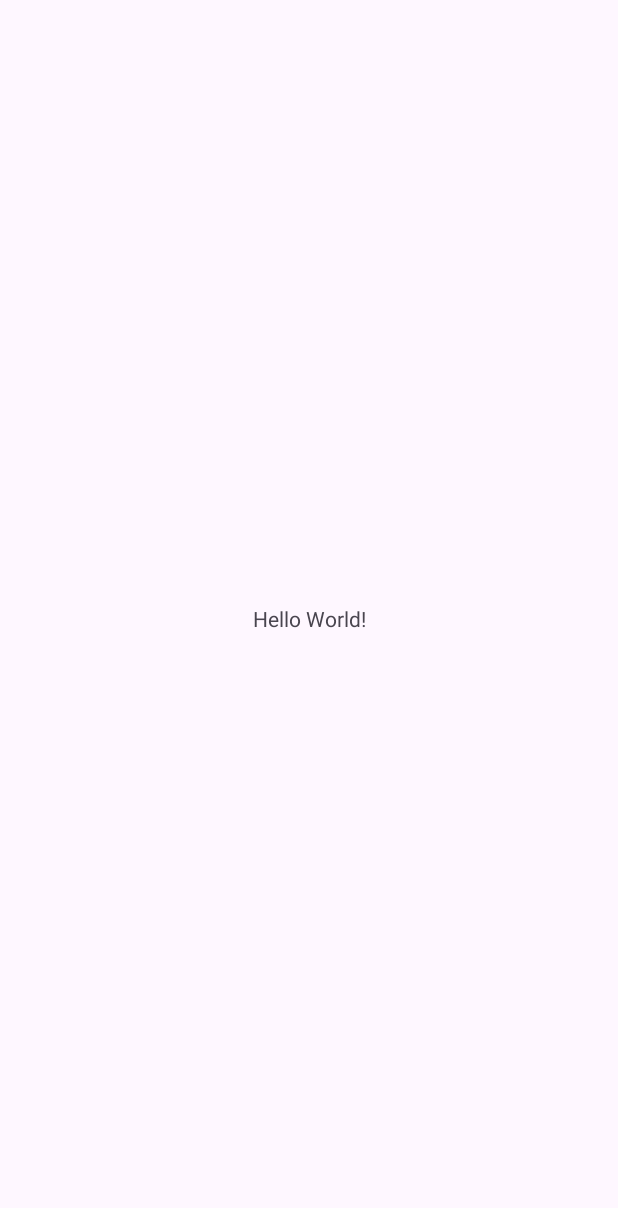
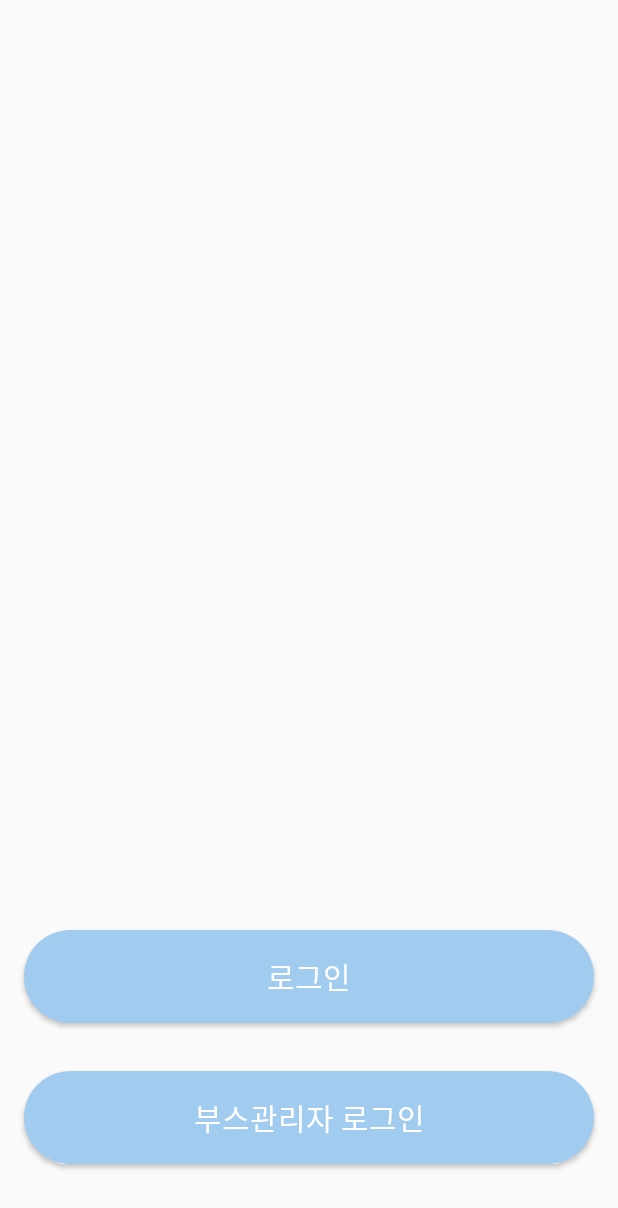
Before and after one commit to BBTeamGo/BBTeamGo, an Android app: the screen it shows after launch (MainActivity), on a phone screen of 412 x 824 dp. Before the commit the part shown is almost empty. Shown: the top 1208 px of the screen. Run offline under Robolectric (Android 15) with nearby library versions, the phone set to English and light mode, and no system bars.

Commit message:
Blue Button Theme

```diff
--- /dev/null
+++ b/app/src/main/res/drawable/bluebutton.xml
@@ -0,0 +1,9 @@
+<?xml version="1.0" encoding="utf-8"?>
+<shape xmlns:android="http://schemas.android.com/apk/res/android" android:shape="rectangle">
+
+    <corners android:radius="250dp" />
+
+    <solid
+        android:color="#A2CBF0"/>
+
+</shape>
--- a/app/src/main/res/layout/activity_main.xml
+++ b/app/src/main/res/layout/activity_main.xml
@@ -6,13 +6,30 @@
     android:layout_height="match_parent"
     tools:context=".MainActivity">
 
-    <TextView
-        android:layout_width="wrap_content"
-        android:layout_height="wrap_content"
-        android:text="Hello World!"
+    <Button
+        android:id="@+id/BoothLogin_Button"
+        style="@style/ButtonStyle"
+        android:text="부스관리자 로그인"
+        android:layout_width="match_parent"
+        android:layout_height="62dp"
+        android:layout_marginStart="16dp"
+        android:layout_marginEnd="16dp"
+        android:layout_marginBottom="48dp"
         app:layout_constraintBottom_toBottomOf="parent"
         app:layout_constraintEnd_toEndOf="parent"
-        app:layout_constraintStart_toStartOf="parent"
-        app:layout_constraintTop_toTopOf="parent" />
+        app:layout_constraintStart_toStartOf="parent" />
+
+    <Button
+        android:id="@+id/Login_Button"
+        style="@style/ButtonStyle"
+        android:text="로그인"
+        android:layout_width="match_parent"
+        android:layout_height="62dp"
+        android:layout_marginStart="16dp"
+        android:layout_marginEnd="16dp"
+        android:layout_marginBottom="32dp"
+        app:layout_constraintBottom_toTopOf="@+id/BoothLogin_Button"
+        app:layout_constraintEnd_toEndOf="parent"
+        app:layout_constraintStart_toStartOf="parent" />
 
 </androidx.constraintlayout.widget.ConstraintLayout>
--- a/app/src/main/res/values/themes.xml
+++ b/app/src/main/res/values/themes.xml
@@ -1,9 +1,16 @@
 <resources xmlns:tools="http://schemas.android.com/tools">
     <!-- Base application theme. -->
-    <style name="Base.Theme.BBTeamGo" parent="Theme.Material3.DayNight.NoActionBar">
+    <style name="Base.Theme.BBTeamGo" parent="Theme.AppCompat.DayNight.NoActionBar">
         <!-- Customize your light theme here. -->
         <!-- <item name="colorPrimary">@color/my_light_primary</item> -->
     </style>
 
     <style name="Theme.BBTeamGo" parent="Base.Theme.BBTeamGo" />
+
+    <style name="ButtonStyle" parent="Theme.AppCompat.DayNight.NoActionBar">
+        <item name="android:background">@drawable/bluebutton</item>
+        <item name="android:radius">160dp</item>
+        <item name="android:textSize">20sp</item>
+        <item name="android:textColor">#FFFFFF</item>
+    </style>
 </resources>
```
